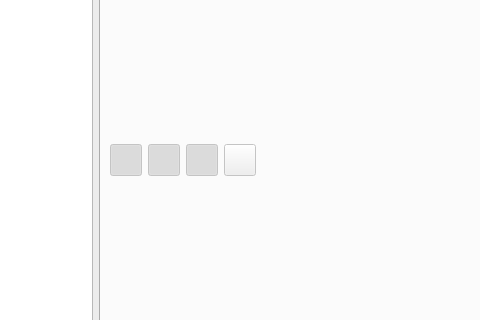
Above: ui/volume.ui from s-du/SkyStock before the change; both pictures show x 274 to 754 and y 262 to 582 of the 1003 by 728 pixel window. Below: the same form after it.
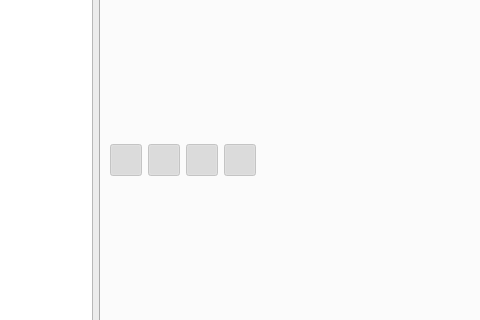
That is the form after the change.

Diff of the .ui file:
```diff
--- a/ui/volume.ui
+++ b/ui/volume.ui
@@ -234,6 +234,9 @@
                  <property name="checkable">
                   <bool>true</bool>
                  </property>
+                 <property name="checked">
+                  <bool>true</bool>
+                 </property>
                 </widget>
                </item>
                <item>
```
